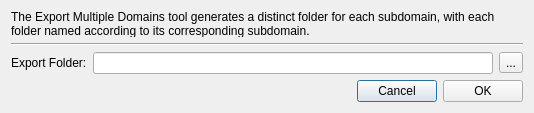
Above: flo2d/ui/export_multiple_domains.ui from FLO-2DSoftware/qgis-flo-2d-plugin before the change. Below: the same form after it.
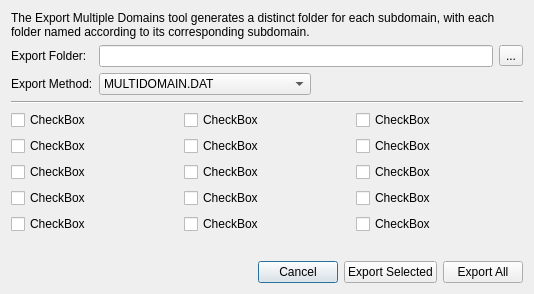
That is the form after the change.

Commit message: Added the export selected projects.

```diff
--- a/flo2d/ui/export_multiple_domains.ui
+++ b/flo2d/ui/export_multiple_domains.ui
@@ -7,7 +7,7 @@
     <x>0</x>
     <y>0</y>
     <width>534</width>
-    <height>113</height>
+    <height>294</height>
    </rect>
   </property>
   <property name="windowTitle">
@@ -16,34 +16,14 @@
   <layout class="QGridLayout" name="gridLayout">
    <item row="1" column="0">
     <layout class="QGridLayout" name="gridLayout_2">
-     <item row="0" column="0" colspan="3">
-      <widget class="QLabel" name="label_2">
-       <property name="text">
-        <string>The Export Multiple Domains tool generates a distinct folder for each subdomain, with each folder named according to its corresponding subdomain.</string>
-       </property>
-       <property name="wordWrap">
-        <bool>true</bool>
-       </property>
-      </widget>
-     </item>
-     <item row="2" column="1">
-      <widget class="QLineEdit" name="export_directory_le"/>
-     </item>
-     <item row="2" column="2">
-      <widget class="QToolButton" name="select_dir_tb">
-       <property name="text">
-        <string>...</string>
-       </property>
-      </widget>
-     </item>
-     <item row="2" column="0">
+     <item row="1" column="0">
       <widget class="QLabel" name="label">
        <property name="text">
         <string>Export Folder:</string>
        </property>
       </widget>
      </item>
-     <item row="3" column="0" colspan="3">
+     <item row="6" column="0" colspan="3">
       <layout class="QHBoxLayout" name="horizontalLayout">
        <item>
         <spacer name="horizontalSpacer">
@@ -65,22 +45,220 @@
          </property>
         </widget>
        </item>
+       <item>
+        <widget class="QPushButton" name="ok2_btn">
+         <property name="text">
+          <string>Export Selected</string>
+         </property>
+        </widget>
+       </item>
        <item>
         <widget class="QPushButton" name="ok_btn">
          <property name="text">
-          <string>OK</string>
+          <string>Export All</string>
          </property>
         </widget>
        </item>
       </layout>
      </item>
-     <item row="1" column="0" colspan="3">
-      <widget class="Line" name="line">
+     <item row="4" column="0" colspan="3">
+      <layout class="QGridLayout" name="gridLayout_3">
+       <item row="0" column="1">
+        <widget class="QCheckBox" name="checkBox_2">
+         <property name="text">
+          <string>CheckBox</string>
+         </property>
+        </widget>
+       </item>
+       <item row="3" column="0">
+        <widget class="QCheckBox" name="checkBox_10">
+         <property name="text">
+          <string>CheckBox</string>
+         </property>
+        </widget>
+       </item>
+       <item row="1" column="0">
+        <widget class="QCheckBox" name="checkBox_4">
+         <property name="text">
+          <string>CheckBox</string>
+         </property>
+        </widget>
+       </item>
+       <item row="1" column="1">
+        <widget class="QCheckBox" name="checkBox_5">
+         <property name="text">
+          <string>CheckBox</string>
+         </property>
+        </widget>
+       </item>
+       <item row="2" column="1">
+        <widget class="QCheckBox" name="checkBox_8">
+         <property name="text">
+          <string>CheckBox</string>
+         </property>
+        </widget>
+       </item>
+       <item row="0" column="2">
+        <widget class="QCheckBox" name="checkBox_3">
+         <property name="text">
+          <string>CheckBox</string>
+         </property>
+        </widget>
+       </item>
+       <item row="2" column="2">
+        <widget class="QCheckBox" name="checkBox_9">
+         <property name="text">
+          <string>CheckBox</string>
+         </property>
+        </widget>
+       </item>
+       <item row="2" column="0">
+        <widget class="QCheckBox" name="checkBox_7">
+         <property name="text">
+          <string>CheckBox</string>
+         </property>
+        </widget>
+       </item>
+       <item row="0" column="0">
+        <widget class="QCheckBox" name="checkBox_1">
+         <property name="text">
+          <string>CheckBox</string>
+         </property>
+        </widget>
+       </item>
+       <item row="1" column="2">
+        <widget class="QCheckBox" name="checkBox_6">
+         <property name="text">
+          <string>CheckBox</string>
+         </property>
+        </widget>
+       </item>
+       <item row="3" column="2">
+        <widget class="QCheckBox" name="checkBox_12">
+         <property name="text">
+          <string>CheckBox</string>
+         </property>
+        </widget>
+       </item>
+       <item row="3" column="1">
+        <widget class="QCheckBox" name="checkBox_11">
+         <property name="text">
+          <string>CheckBox</string>
+         </property>
+        </widget>
+       </item>
+       <item row="4" column="0" rowspan="3">
+        <widget class="QCheckBox" name="checkBox_13">
+         <property name="text">
+          <string>CheckBox</string>
+         </property>
+        </widget>
+       </item>
+       <item row="4" column="1" rowspan="3">
+        <widget class="QCheckBox" name="checkBox_14">
+         <property name="text">
+          <string>CheckBox</string>
+         </property>
+        </widget>
+       </item>
+       <item row="4" column="2" rowspan="3">
+        <widget class="QCheckBox" name="checkBox_15">
+         <property name="text">
+          <string>CheckBox</string>
+         </property>
+        </widget>
+       </item>
+      </layout>
+     </item>
+     <item row="0" column="0" colspan="3">
+      <widget class="QLabel" name="label_2">
+       <property name="text">
+        <string>The Export Multiple Domains tool generates a distinct folder for each subdomain, with each folder named according to its corresponding subdomain.</string>
+       </property>
+       <property name="wordWrap">
+        <bool>true</bool>
+       </property>
+      </widget>
+     </item>
+     <item row="3" column="0" colspan="3">
+      <widget class="Line" name="line_2">
        <property name="orientation">
         <enum>Qt::Horizontal</enum>
        </property>
       </widget>
      </item>
+     <item row="5" column="0" colspan="3">
+      <spacer name="verticalSpacer">
+       <property name="orientation">
+        <enum>Qt::Vertical</enum>
+       </property>
+       <property name="sizeHint" stdset="0">
+        <size>
+         <width>20</width>
+         <height>40</height>
+        </size>
+       </property>
+      </spacer>
+     </item>
+     <item row="1" column="2">
+      <widget class="QToolButton" name="select_dir_tb">
+       <property name="text">
+        <string>...</string>
+       </property>
+      </widget>
+     </item>
+     <item row="2" column="0">
+      <widget class="QLabel" name="label_3">
+       <property name="text">
+        <string>Export Method:</string>
+       </property>
+      </widget>
+     </item>
+     <item row="1" column="1">
+      <widget class="QLineEdit" name="export_directory_le"/>
+     </item>
+     <item row="2" column="1" colspan="2">
+      <layout class="QHBoxLayout" name="horizontalLayout_2">
+       <item>
+        <widget class="QComboBox" name="comboBox">
+         <property name="sizePolicy">
+          <sizepolicy hsizetype="Expanding" vsizetype="Fixed">
+           <horstretch>0</horstretch>
+           <verstretch>0</verstretch>
+          </sizepolicy>
+         </property>
+         <item>
+          <property name="text">
+           <string>MULTIDOMAIN.DAT</string>
+          </property>
+         </item>
+         <item>
+          <property name="text">
+           <string>CADPTS_DSx.DAT</string>
+          </property>
+         </item>
+         <item>
+          <property name="text">
+           <string>NO CONNECTIVITY</string>
+          </property>
+         </item>
+        </widget>
+       </item>
+       <item>
+        <spacer name="horizontalSpacer_2">
+         <property name="orientation">
+          <enum>Qt::Horizontal</enum>
+         </property>
+         <property name="sizeHint" stdset="0">
+          <size>
+           <width>40</width>
+           <height>20</height>
+          </size>
+         </property>
+        </spacer>
+       </item>
+      </layout>
+     </item>
     </layout>
    </item>
   </layout>
```
The commit also changes 1 other file.
